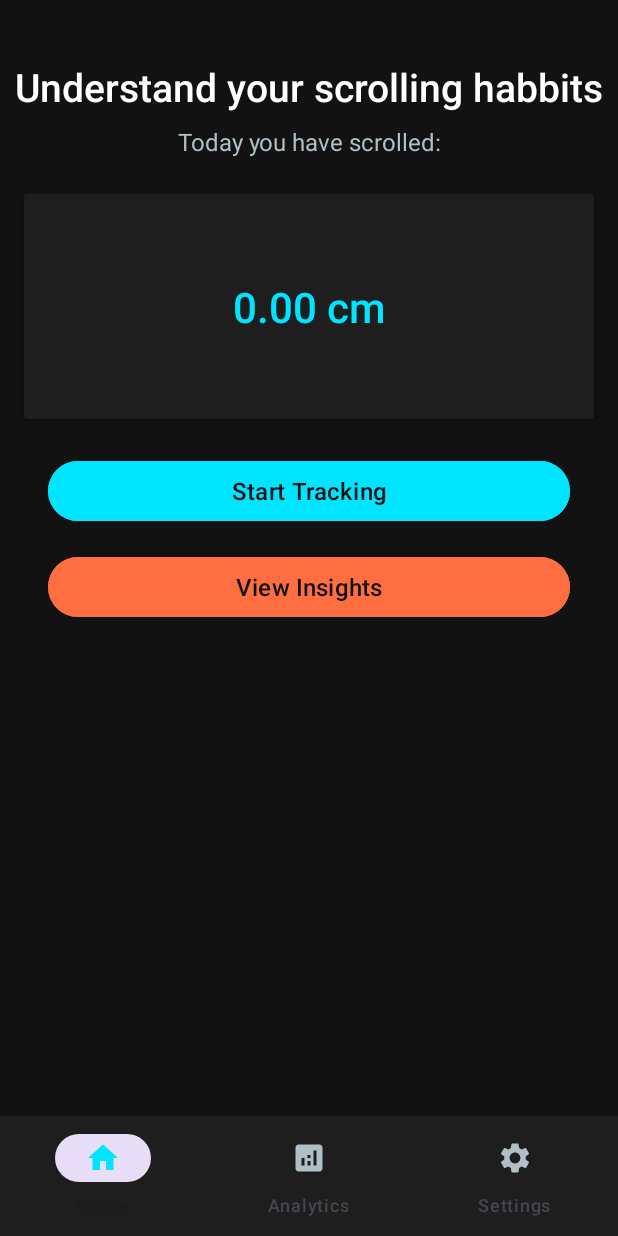
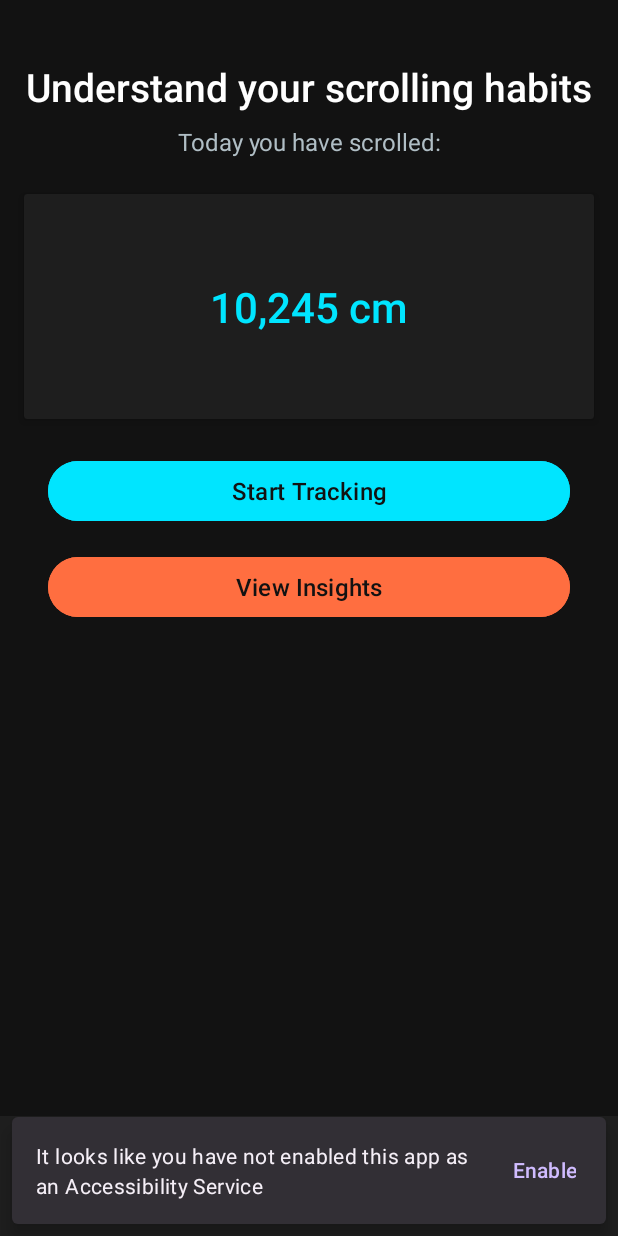
Before and after one commit to HarryFoster1812/ScrollTracker, an Android app: the screen it shows after launch (MainActivity), on a phone screen of 412 x 824 dp. Run offline under Robolectric (Android 15) with nearby library versions, the phone set to English and light mode, and no system bars.

Commit message:
Added fragments for each page and created a fragment manager.
Changed the selected color of the bottom navbar from blue to orange

```diff
--- a/app/build.gradle.kts
+++ b/app/build.gradle.kts
@@ -43,4 +43,5 @@ dependencies {
     implementation("com.fasterxml.jackson.core:jackson-databind:2.15.2") // or any latest version
     implementation("com.fasterxml.jackson.core:jackson-annotations:2.15.2")
     implementation("com.fasterxml.jackson.core:jackson-core:2.15.2")
+    implementation("androidx.fragment:fragment:1.8.5")
 }
--- /dev/null
+++ b/app/src/main/java/com/example/scrolltracker/HomeFragment.java
@@ -0,0 +1,45 @@
+package com.example.scrolltracker;
+
+import android.os.Build;
+import android.os.Bundle;
+import android.view.LayoutInflater;
+import android.view.View;
+import android.view.ViewGroup;
+import android.widget.TextView;
+
+import androidx.annotation.NonNull;
+import androidx.annotation.Nullable;
+import androidx.annotation.RequiresApi;
+import androidx.fragment.app.Fragment;
+
+import java.time.LocalDate;
+
+public class HomeFragment extends Fragment {
+
+    private TextView distanceTextView;
+    private ScrollTracker tracker;
+
+    public HomeFragment(ScrollTracker tracker) {
+        this.tracker = tracker;
+    }
+
+    @Nullable
+    @Override
+    public View onCreateView(@NonNull LayoutInflater inflater,
+                             @Nullable ViewGroup container,
+                             @Nullable Bundle savedInstanceState) {
+
+        View view = inflater.inflate(R.layout.fragment_home, container, false);
+        distanceTextView = view.findViewById(R.id.tvScrollValue);
+
+        return view;
+    }
+
+    // Method to update the TextView with the new distance value
+    @RequiresApi(api = Build.VERSION_CODES.O)
+    public void updateUIDistance(double distance) {
+        // Update the TextView with the new distance value
+        distanceTextView.setText(String.format("%.2f cm", (float)tracker.getTotalDistance(LocalDate.now())));
+
+    }
+}
--- a/app/src/main/java/com/example/scrolltracker/MainActivity.java
+++ b/app/src/main/java/com/example/scrolltracker/MainActivity.java
@@ -2,6 +2,7 @@ package com.example.scrolltracker;
 
 import android.accessibilityservice.AccessibilityService;
 import android.accessibilityservice.AccessibilityServiceInfo;
+import android.annotation.SuppressLint;
 import android.content.BroadcastReceiver;
 import android.content.Context;
 import android.content.Intent;
@@ -10,11 +11,18 @@ import android.content.pm.ServiceInfo;
 import android.os.Build;
 import android.os.Bundle;
 import android.util.Log;
+import android.view.View;
 import android.view.accessibility.AccessibilityManager;
 import android.widget.TextView;
 
 import androidx.annotation.RequiresApi;
 import androidx.appcompat.app.AppCompatActivity;
+import androidx.fragment.app.Fragment;
+import androidx.fragment.app.FragmentManager;
+import androidx.fragment.app.FragmentTransaction;
+
+import com.google.android.material.bottomnavigation.BottomNavigationView;
+import com.google.android.material.snackbar.Snackbar;
 
 import java.time.LocalDate;
 import java.util.List;
@@ -23,7 +31,6 @@ import java.util.Objects;
 @RequiresApi(api = Build.VERSION_CODES.O)
 public class MainActivity extends AppCompatActivity {
 
-    private TextView distanceTextView;
     String PACKAGE_NAME;
     ScrollTracker tracker;
 
@@ -38,7 +45,7 @@ public class MainActivity extends AppCompatActivity {
 
                 // Update the UI with the new distance
                 if (Objects.equals(action_package_name, PACKAGE_NAME)) {
-                    updateUIDistance(distance);
+                    updateHomeFragmentUI(distance);
                 }
 
                 tracker.addDistance(action_package_name, distance);
@@ -46,24 +53,15 @@ public class MainActivity extends AppCompatActivity {
         }
     };
 
-    // Method to update the TextView with the new distance value
-    private void updateUIDistance(double distance) {
-        if (distanceTextView != null) {
-            runOnUiThread(() -> {
-                // Update the TextView with the new distance value
-                distanceTextView.setText(String.format("%.2f cm", (float)tracker.getTotalDistance(LocalDate.now())));
-            });
-        }
-    }
+    /*
 
+*/
     @RequiresApi(api = Build.VERSION_CODES.O)
     @Override
     protected void onCreate(Bundle savedInstanceState) {
         super.onCreate(savedInstanceState);
         setContentView(R.layout.activity_main);
 
-        // Initialize the TextView for displaying distance
-        distanceTextView = findViewById(R.id.tvScrollValue);
 
         // Initialise Package Name
         PACKAGE_NAME = getApplicationContext().getPackageName();
@@ -72,15 +70,39 @@ public class MainActivity extends AppCompatActivity {
 
         tracker = new ScrollTracker(this.getApplicationContext());
 
+        if (savedInstanceState == null) {
+            loadFragment(new HomeFragment(tracker), "HOME_FRAGMENT");
+        }
+
+        BottomNavigationView bottom_nav = findViewById(R.id.bottomNavigation);
+        bottom_nav.setOnItemSelectedListener(item -> {
+            Fragment selected_fragment = null;
+            String tag= "";
+            int id = item.getItemId();
+
+            if (id == R.id.nav_home) {
+                selected_fragment = new HomeFragment(tracker);
+                tag = "HOME_FRAGMENT";
+            } else if (id == R.id.nav_analytics) {
+                selected_fragment = new AnalyticsFragment();
+                tag = "ANALYTICS_FRAGMENT";
+
+            } else if (id == R.id.nav_settings) {
+                selected_fragment = new SettingsFragment();
+                tag = "SETTINGS_FRAGMENT";
+
+            }
+            loadFragment(selected_fragment, tag);
+            return true;
+        });
+
         // Register the receiver dynamically to listen for the distance updates
         IntentFilter filter = new IntentFilter("com.example.scrolltracker.DISTANCE_UPDATED");
         registerReceiver(distanceReceiver, filter, Context.RECEIVER_EXPORTED);
 
         boolean isEnabled = isAccessibilityServiceEnabled(getApplicationContext(), ScrollAccessibilityService.class);
         if (!isEnabled) {
-
-            Intent intent = new Intent(android.provider.Settings.ACTION_ACCESSIBILITY_SETTINGS);
-            startActivity(intent);
+            showAccessibilitySnackbar();
         }
 
     }
@@ -91,15 +113,34 @@ public class MainActivity extends AppCompatActivity {
         // Register the receiver dynamically to listen for the distance updates
         if (tracker != null) {
             double distance = tracker.getTotalDistance(LocalDate.now());
-            distanceTextView.setText(String.format("%.2f cm", (float)distance));
+            updateHomeFragmentUI(distance);
         }
 
         boolean isEnabled = isAccessibilityServiceEnabled(getApplicationContext(), ScrollAccessibilityService.class);
         if (!isEnabled) {
-            Intent intent = new Intent(android.provider.Settings.ACTION_ACCESSIBILITY_SETTINGS);
-            startActivity(intent);
+            showAccessibilitySnackbar();
         }
 
+    }
+
+    private void updateHomeFragmentUI(double distance){
+        HomeFragment homeFragment = (HomeFragment) getSupportFragmentManager().findFragmentByTag("HOME_FRAGMENT");
+        if (homeFragment != null) {
+            homeFragment.updateUIDistance(distance);
+        }
+    }
+
+    private void showAccessibilitySnackbar() {
+        View rootView = findViewById(android.R.id.content);
+        Snackbar snackbar = Snackbar.make(rootView, "It looks like you have not enabled this app as an Accessibility Service",
+                        Snackbar.LENGTH_INDEFINITE);
+        snackbar.setAction("Enable", v -> openAccessibilitySettings());
+        snackbar.show();
+    }
+
+    private void openAccessibilitySettings() {
+        Intent intent = new Intent(android.provider.Settings.ACTION_ACCESSIBILITY_SETTINGS);
+        startActivity(intent);
     }
 
     public static boolean isAccessibilityServiceEnabled(Context context, Class<? extends AccessibilityService> service) {
@@ -113,6 +154,13 @@ public class MainActivity extends AppCompatActivity {
         }
 
         return false;
+    }
+
+    private void loadFragment(Fragment fragment, String tag) {
+        FragmentManager fragmentManager = getSupportFragmentManager();
+        FragmentTransaction transaction = fragmentManager.beginTransaction();
+        transaction.replace(R.id.fragment_container_view, fragment);
+        transaction.commit();
     }
 
     @Override
--- a/app/src/main/java/com/example/scrolltracker/ScrollTracker.java
+++ b/app/src/main/java/com/example/scrolltracker/ScrollTracker.java
@@ -89,6 +89,11 @@ public class ScrollTracker {
 
     public double getTotalDistance(LocalDate date){
         ScrollData result = scrollData.get(date.toString());
+
+        if (result == null){
+            return 0;
+        }
+
         return result.calculateTotal();
     }
 
--- a/app/src/main/res/color/bottom_nav_icon_color.xml
+++ b/app/src/main/res/color/bottom_nav_icon_color.xml
@@ -1,4 +1,4 @@
 <selector xmlns:android="http://schemas.android.com/apk/res/android">
-    <item android:color="#00E5FF" android:state_checked="true" />
+    <item android:color="#FF5722" android:state_checked="true" />
     <item android:color="#B0BEC5" />
 </selector>
--- /dev/null
+++ b/app/src/main/res/color/bottom_nav_text_color.xml
@@ -0,0 +1,4 @@
+<selector xmlns:android="http://schemas.android.com/apk/res/android">
+    <item android:color="#FF5722" android:state_checked="true" />  <!-- Blue icon when selected -->
+    <!-- Unselected icon color -->
+    <item android:color="#B0BEC5" />  <!-- Light grey icon when unselected --></selector>
--- a/app/src/main/res/layout/activity_main.xml
+++ b/app/src/main/res/layout/activity_main.xml
@@ -6,89 +6,13 @@
     android:layout_height="match_parent"
     android:background="#121212">
 
-    <!-- Header -->
-    <TextView
-        android:id="@+id/tvWelcome"
-        android:layout_width="wrap_content"
-        android:layout_height="wrap_content"
-        android:text="Understand your scrolling habbits"
-        android:textSize="26sp"
-        android:fontFamily="sans-serif-medium"
-        android:textColor="#FFFFFF"
-        android:layout_marginTop="40dp"
+    <!-- Fragment Container -->
+    <androidx.fragment.app.FragmentContainerView
+        android:id="@+id/fragment_container_view"
+        android:layout_width="match_parent"
+        android:layout_height="0dp"
         app:layout_constraintTop_toTopOf="parent"
-        app:layout_constraintStart_toStartOf="parent"
-        app:layout_constraintEnd_toEndOf="parent" />
-
-    <TextView
-        android:id="@+id/tvSubtitle"
-        android:layout_width="wrap_content"
-        android:layout_height="wrap_content"
-        android:text="Today you have scrolled:"
-        android:textSize="16sp"
-        android:fontFamily="sans-serif"
-        android:textColor="#B0BEC5"
-        android:layout_marginTop="8dp"
-        app:layout_constraintTop_toBottomOf="@id/tvWelcome"
-        app:layout_constraintStart_toStartOf="parent"
-        app:layout_constraintEnd_toEndOf="parent" />
-
-    <!-- Scroll Value Card -->
-    <androidx.cardview.widget.CardView
-        android:id="@+id/cardScrollValue"
-        android:layout_width="0dp"
-        android:layout_height="150dp"
-        android:layout_marginTop="24dp"
-        android:layout_marginStart="16dp"
-        android:layout_marginEnd="16dp"
-        app:cardBackgroundColor="#1E1E1E"
-        app:cardElevation="4dp"
-        app:layout_constraintTop_toBottomOf="@id/tvSubtitle"
-        app:layout_constraintStart_toStartOf="parent"
-        app:layout_constraintEnd_toEndOf="parent">
-
-        <TextView
-            android:id="@+id/tvScrollValue"
-            android:layout_width="match_parent"
-            android:layout_height="match_parent"
-            android:gravity="center"
-            android:text="10,245 cm"
-            android:textSize="28sp"
-            android:fontFamily="sans-serif-medium"
-            android:textColor="#00E5FF" />
-    </androidx.cardview.widget.CardView>
-
-    <!-- Start Tracking Button -->
-    <com.google.android.material.button.MaterialButton
-        android:id="@+id/btnStartTracking"
-        android:layout_width="0dp"
-        android:layout_height="wrap_content"
-        android:text="Start Tracking"
-        android:backgroundTint="#00E5FF"
-        android:textColor="#121212"
-        android:textSize="16sp"
-        android:layout_marginTop="24dp"
-        app:layout_constraintTop_toBottomOf="@id/cardScrollValue"
-        app:layout_constraintStart_toStartOf="parent"
-        app:layout_constraintEnd_toEndOf="parent"
-        android:layout_marginStart="32dp"
-        android:layout_marginEnd="32dp" />
-
-    <!-- View Insights Button -->
-    <com.google.android.material.button.MaterialButton
-        android:id="@+id/btnViewInsights"
-        android:layout_width="0dp"
-        android:layout_height="wrap_content"
-        android:text="View Insights"
-        android:backgroundTint="#FF6E40"
-        android:textColor="#121212"
-        android:textSize="16sp"
-        android:layout_marginTop="16dp"
-        app:layout_constraintTop_toBottomOf="@id/btnStartTracking"
-        app:layout_constraintStart_toStartOf="parent"
-        app:layout_constraintEnd_toEndOf="parent"
-        android:layout_marginStart="32dp"
-        android:layout_marginEnd="32dp" />
+        app:layout_constraintBottom_toTopOf="@id/bottomNavigation" />
 
     <!-- Bottom Navigation -->
     <com.google.android.material.bottomnavigation.BottomNavigationView
@@ -98,6 +22,7 @@
         android:background="#1E1E1E"
         app:menu="@menu/bottom_navigation_menu"
         app:itemIconTint="@color/bottom_nav_icon_color"
+        app:itemTextColor="@color/bottom_nav_text_color"
         app:layout_constraintBottom_toBottomOf="parent"
         app:layout_constraintStart_toStartOf="parent"
         app:layout_constraintEnd_toEndOf="parent" />
--- /dev/null
+++ b/app/src/main/res/layout/fragment_analytics.xml
@@ -0,0 +1,6 @@
+<?xml version="1.0" encoding="utf-8"?>
+<androidx.constraintlayout.widget.ConstraintLayout xmlns:android="http://schemas.android.com/apk/res/android"
+    android:layout_width="match_parent"
+    android:layout_height="match_parent">
+
+</androidx.constraintlayout.widget.ConstraintLayout>
--- /dev/null
+++ b/app/src/main/res/layout/fragment_home.xml
@@ -0,0 +1,92 @@
+<?xml version="1.0" encoding="utf-8"?>
+<androidx.constraintlayout.widget.ConstraintLayout
+    xmlns:android="http://schemas.android.com/apk/res/android"
+    xmlns:app="http://schemas.android.com/apk/res-auto"
+    android:layout_width="match_parent"
+    android:layout_height="match_parent"
+    android:background="#121212">
+
+    <!-- Header -->
+    <TextView
+        android:id="@+id/tvWelcome"
+        android:layout_width="wrap_content"
+        android:layout_height="wrap_content"
+        android:text="Understand your scrolling habits"
+        android:textSize="26sp"
+        android:fontFamily="sans-serif-medium"
+        android:textColor="#FFFFFF"
+        android:layout_marginTop="40dp"
+        app:layout_constraintTop_toTopOf="parent"
+        app:layout_constraintStart_toStartOf="parent"
+        app:layout_constraintEnd_toEndOf="parent" />
+
+    <TextView
+        android:id="@+id/tvSubtitle"
+        android:layout_width="wrap_content"
+        android:layout_height="wrap_content"
+        android:text="Today you have scrolled:"
+        android:textSize="16sp"
+        android:fontFamily="sans-serif"
+        android:textColor="#B0BEC5"
+        android:layout_marginTop="8dp"
+        app:layout_constraintTop_toBottomOf="@id/tvWelcome"
+        app:layout_constraintStart_toStartOf="parent"
+        app:layout_constraintEnd_toEndOf="parent" />
+
+    <!-- Scroll Value Card -->
+    <androidx.cardview.widget.CardView
+        android:id="@+id/cardScrollValue"
+        android:layout_width="0dp"
+        android:layout_height="150dp"
+        android:layout_marginTop="24dp"
+        android:layout_marginStart="16dp"
+        android:layout_marginEnd="16dp"
+        app:cardBackgroundColor="#1E1E1E"
+        app:cardElevation="4dp"
+        app:layout_constraintTop_toBottomOf="@id/tvSubtitle"
+        app:layout_constraintStart_toStartOf="parent"
+        app:layout_constraintEnd_toEndOf="parent">
+
+        <TextView
+            android:id="@+id/tvScrollValue"
+            android:layout_width="match_parent"
+            android:layout_height="match_parent"
+            android:gravity="center"
+            android:text="10,245 cm"
+            android:textSize="28sp"
+            android:fontFamily="sans-serif-medium"
+            android:textColor="#00E5FF" />
+    </androidx.cardview.widget.CardView>
+
+    <!-- Buttons -->
+    <com.google.android.material.button.MaterialButton
+        android:id="@+id/btnStartTracking"
+        android:layout_width="0dp"
+        android:layout_height="wrap_content"
+        android:text="Start Tracking"
+        android:backgroundTint="#00E5FF"
+        android:textColor="#121212"
+        android:textSize="16sp"
+        android:layout_marginTop="24dp"
+        app:layout_constraintTop_toBottomOf="@id/cardScrollValue"
+        app:layout_constraintStart_toStartOf="parent"
+        app:layout_constraintEnd_toEndOf="parent"
+        android:layout_marginStart="32dp"
+        android:layout_marginEnd="32dp" />
+
+    <com.google.android.material.button.MaterialButton
+        android:id="@+id/btnViewInsights"
+        android:layout_width="0dp"
+        android:layout_height="wrap_content"
+        android:text="View Insights"
+        android:backgroundTint="#FF6E40"
+        android:textColor="#121212"
+        android:textSize="16sp"
+        android:layout_marginTop="16dp"
+        app:layout_constraintTop_toBottomOf="@id/btnStartTracking"
+        app:layout_constraintStart_toStartOf="parent"
+        app:layout_constraintEnd_toEndOf="parent"
+        android:layout_marginStart="32dp"
+        android:layout_marginEnd="32dp" />
+
+</androidx.constraintlayout.widget.ConstraintLayout>
--- /dev/null
+++ b/app/src/main/res/layout/fragment_settings.xml
@@ -0,0 +1,6 @@
+<?xml version="1.0" encoding="utf-8"?>
+<androidx.constraintlayout.widget.ConstraintLayout xmlns:android="http://schemas.android.com/apk/res/android"
+    android:layout_width="match_parent"
+    android:layout_height="match_parent">
+
+</androidx.constraintlayout.widget.ConstraintLayout>
--- a/app/src/main/res/menu/bottom_navigation_menu.xml
+++ b/app/src/main/res/menu/bottom_navigation_menu.xml
@@ -1,4 +1,4 @@
-<menu xmlns:android="http://schemas.android.com/apk/res/android">
+ <menu xmlns:android="http://schemas.android.com/apk/res/android">
     <item
         android:id="@+id/nav_home"
         android:title="Home"
```
Also changed, not shown: app/src/main/java/com/example/scrolltracker/AnalyticsFragment.java (added, +25 -0 lines), app/src/main/java/com/example/scrolltracker/SettingsFragment.java (added, +27 -0 lines).
